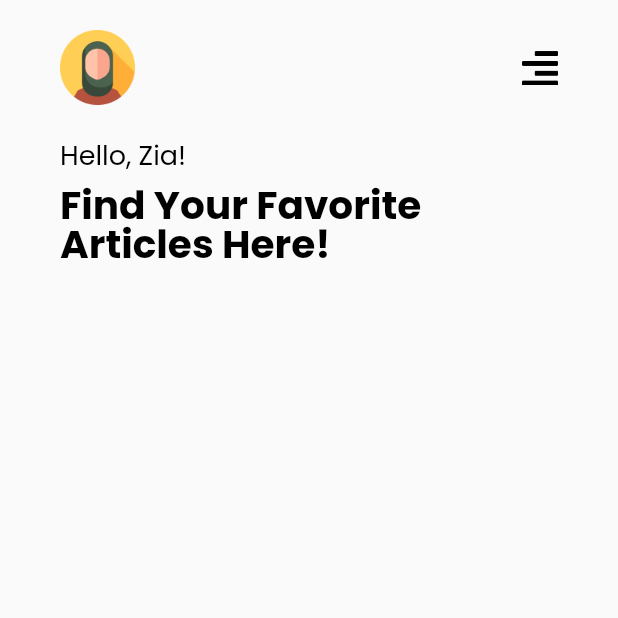
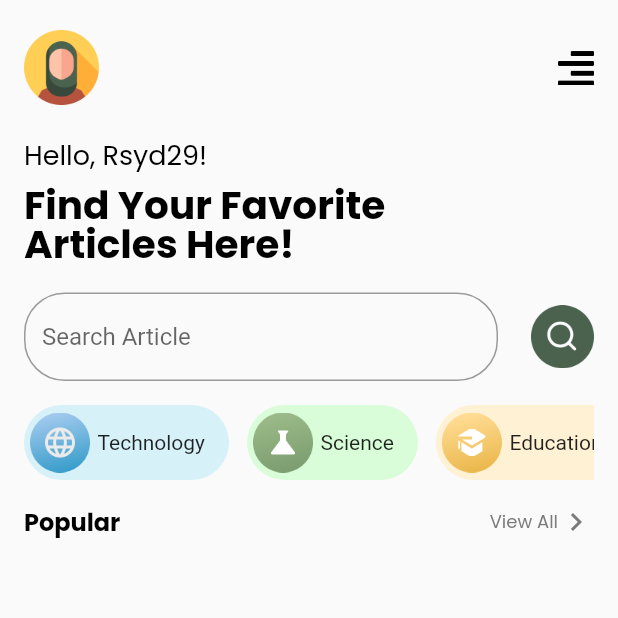
Before and after one commit to rsyd29/app_article, a Flutter app: the HomeView screen opened by its route, on a phone screen of 412 x 824 dp, the top half of it. Run offline on Flutter 3.47's test engine with Material 2 defaults, Android fonts, the phone set to English and light mode, and no system bars; our stand-ins replace get, google_fonts, supercharged.

Commit message:
create ListViewBuilder Horizontal for categories data

```diff
--- a/lib/app/data/category.dart
+++ b/lib/app/data/category.dart
@@ -10,22 +10,4 @@ class Category {
     required this.urlIcon,
     required this.color,
   });
-
-  static List<Category> sampleCategories = [
-    Category(
-      name: "Technology",
-      urlIcon: "assets/images/ic_technology.png",
-      color: Color(0xffD7F1F9),
-    ),
-    Category(
-      name: "Science",
-      urlIcon: "assets/images/ic_science.png",
-      color: Color(0xffD9FDD8),
-    ),
-    Category(
-      name: "Education",
-      urlIcon: "assets/images/ic_education.png",
-      color: Color(0xffFFF1D4),
-    ),
-  ];
 }
--- a/lib/app/modules/home/controllers/home_controller.dart
+++ b/lib/app/modules/home/controllers/home_controller.dart
@@ -1,7 +1,26 @@
+import 'package:app_article/app/data/category.dart';
+import 'package:flutter/material.dart';
 import 'package:get/get.dart';
 
 class HomeController extends GetxController {
   //TODO: Implement HomeController
+  List<Category> sampleCategories = [
+    Category(
+      name: "Technology",
+      urlIcon: "assets/images/ic_technology.png",
+      color: Color(0xffD7F1F9),
+    ),
+    Category(
+      name: "Science",
+      urlIcon: "assets/images/ic_science.png",
+      color: Color(0xffD9FDD8),
+    ),
+    Category(
+      name: "Education",
+      urlIcon: "assets/images/ic_education.png",
+      color: Color(0xffFFF1D4),
+    ),
+  ];
 
   final count = 0.obs;
   @override
--- a/lib/app/modules/home/views/home_view.dart
+++ b/lib/app/modules/home/views/home_view.dart
@@ -1,3 +1,4 @@
+import 'package:app_article/app/data/category.dart';
 import 'package:app_article/shared/theme.dart';
 import 'package:flutter/material.dart';
 
@@ -12,8 +13,9 @@ class HomeView extends GetView<HomeController> {
       body: SafeArea(
         child: Container(
           margin: EdgeInsets.symmetric(
-          horizontal: defaultMargin,
+            horizontal: 16,
           ),
+          child: SingleChildScrollView(
             child: Column(
               crossAxisAlignment: CrossAxisAlignment.start,
               children: [
@@ -44,7 +46,7 @@ class HomeView extends GetView<HomeController> {
                   ),
                 ),
                 Text(
-              "Hello, Zia!",
+                  "Hello, Rsyd29!",
                   style: blackRegularFontStyle.copyWith(fontSize: 18),
                 ),
                 SizedBox(
@@ -55,9 +57,106 @@ class HomeView extends GetView<HomeController> {
                   style: blackBoldFontStyle.copyWith(fontSize: 26, height: 1),
                   textAlign: TextAlign.left,
                 ),
+                SizedBox(
+                  height: 16,
+                ),
+                Row(
+                  mainAxisAlignment: MainAxisAlignment.spaceBetween,
+                  children: [
+                    Flexible(
+                      child: Container(
+                        margin: EdgeInsets.only(right: 22),
+                        child: TextFormField(
+                          decoration: InputDecoration(
+                            hintText: "Search Article",
+                            border: OutlineInputBorder(
+                              borderRadius: BorderRadius.circular(27),
+                            ),
+                          ),
+                        ),
+                      ),
+                    ),
+                    Container(
+                      width: 42,
+                      height: 42,
+                      decoration: BoxDecoration(
+                        image: DecorationImage(
+                          image: AssetImage('assets/images/ic_search.png'),
+                        ),
+                      ),
+                    ),
                   ],
                 ),
-      )),
+                SizedBox(
+                  height: 16,
+                ),
+                SizedBox(
+                  height: 50,
+                  child: ListView.builder(
+                    scrollDirection: Axis.horizontal,
+                    itemCount: controller.sampleCategories.length,
+                    itemBuilder: (context, index) {
+                      return buildCategory(controller.sampleCategories[index]);
+                    },
+                  ),
+                ),
+                SizedBox(
+                  height: 16,
+                ),
+                Row(
+                  mainAxisAlignment: MainAxisAlignment.spaceBetween,
+                  children: [
+                    Text(
+                      "Popular",
+                      style: blackBoldFontStyle.copyWith(fontSize: 16),
+                    ),
+                    Row(
+                      children: [
+                        Text(
+                          "View All",
+                          style: greyRegularFontStyle.copyWith(fontSize: 12),
+                        ),
+                        Icon(
+                          Icons.chevron_right,
+                          color: greyColor,
+                        ),
+                      ],
+                    ),
+                  ],
+                )
+              ],
+            ),
+          ),
+        ),
+      ),
+    );
+  }
+
+  Widget buildCategory(Category category) {
+    return Container(
+      margin: EdgeInsets.only(right: 12),
+      padding: EdgeInsets.only(left: 4, right: 16, top: 5, bottom: 5),
+      decoration: BoxDecoration(
+        color: category.color,
+        borderRadius: BorderRadius.circular(38),
+      ),
+      child: Row(
+        children: [
+          Container(
+            width: 40,
+            height: 40,
+            decoration: BoxDecoration(
+              image: DecorationImage(
+                image: AssetImage('${category.urlIcon}'),
+              ),
+            ),
+          ),
+          SizedBox(
+            width: 5,
+          ),
+          Text(category.name),
+        ],
+      ),
     );
   }
 }
```
Also changed, not shown: assets/images/ic_search.png (added). Lines whose indentation alone changed are shown as unchanged.
